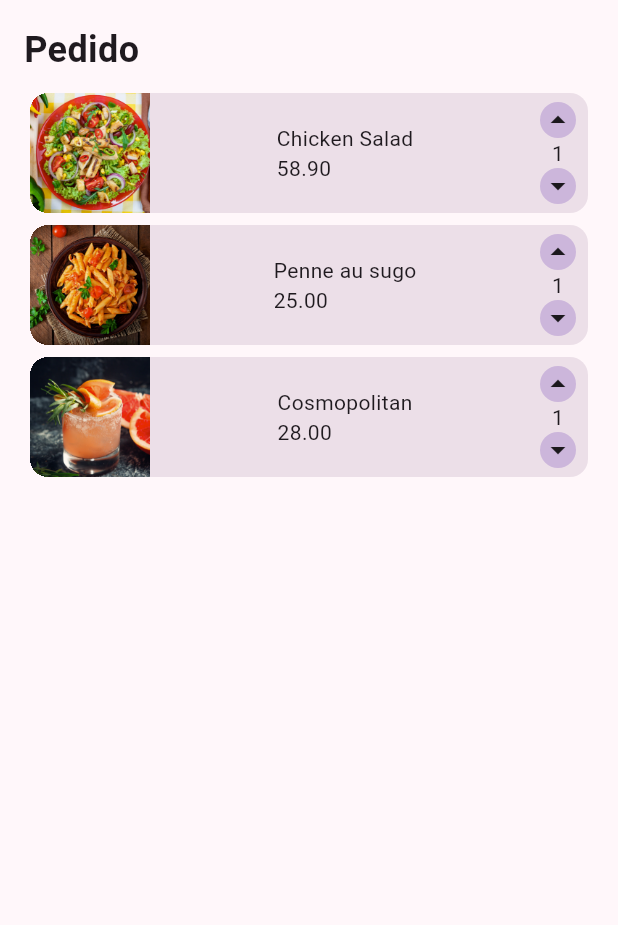
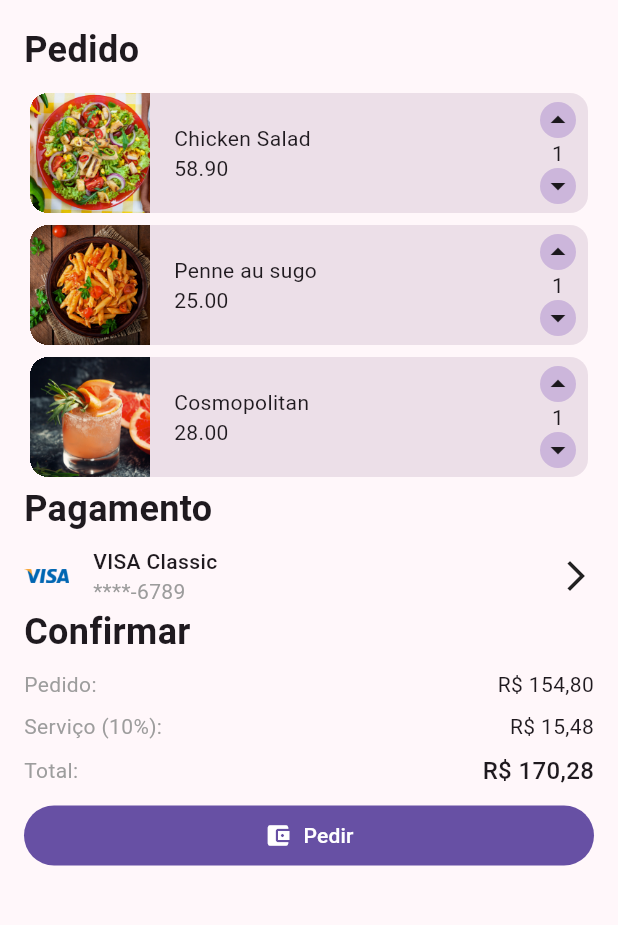
Before and after one commit to GustavoCanuto/Flutter, a Flutter app: the Checkout screen opened directly, on a phone screen of 412 x 824 dp, the part 84-1009 px from its top. Run offline on Flutter 3.47's test engine with Material 3 defaults, Android fonts, the light colour scheme and no system bars; our stand-ins replace google_fonts, sqflite; accounts and stored records are empty.

Commit message:
feat: usando expand e finalizando screem de checkout

```diff
--- a/layouts-responsivos-main/lib/components/order_item.dart
+++ b/layouts-responsivos-main/lib/components/order_item.dart
@@ -32,7 +32,8 @@ class _OrderItemState extends State<OrderItem> {
             image: AssetImage(widget.imageURI),
             fit: BoxFit.cover,
           ),
-          Padding(
+          Expanded(
+            child: Padding(
               padding: const EdgeInsets.symmetric(horizontal: 16.0),
               child: Column(
                 crossAxisAlignment: CrossAxisAlignment.start,
@@ -40,6 +41,7 @@ class _OrderItemState extends State<OrderItem> {
                   Text(widget.itemTitle),
                   Text(widget.itemPrice),
                 ],
+              ),
             ),
           ),
           const Padding(
--- a/layouts-responsivos-main/lib/components/payment_method.dart
+++ b/layouts-responsivos-main/lib/components/payment_method.dart
@@ -11,7 +11,8 @@ const PaymentMethod({ Key? key }) : super(key: key);
           width: 30,
           image: AssetImage("assets/images/visa.png"),
         ),
-        Padding(
+        Expanded(
+          child: Padding(
             padding: const EdgeInsets.symmetric(horizontal: 16.0),
             child: Column(
               crossAxisAlignment: CrossAxisAlignment.start,
@@ -21,6 +22,7 @@ const PaymentMethod({ Key? key }) : super(key: key);
               ],
             ),
           ),
+        ),
         const Icon(Icons.arrow_forward_ios),
     ],);
   }
--- a/layouts-responsivos-main/lib/screens/checkout.dart
+++ b/layouts-responsivos-main/lib/screens/checkout.dart
@@ -2,6 +2,8 @@ import 'package:flutter/material.dart';
 import 'package:panucci_ristorante/cardapio.dart';
 import 'package:panucci_ristorante/components/main_drawer.dart';
 import 'package:panucci_ristorante/components/order_item.dart';
+import 'package:panucci_ristorante/components/payment_method.dart';
+import 'package:panucci_ristorante/components/payment_total.dart';
 
 class Checkout extends StatelessWidget {
   const Checkout({Key? key}) : super(key: key);
@@ -47,7 +49,28 @@ class Checkout extends StatelessWidget {
                        itemPrice: items[index]['price']
                        );
                   }, childCount: items.length
-                  ))
+                  ),
+                ),
+              SliverToBoxAdapter(
+                child: Padding(
+                  padding: const EdgeInsets.only(bottom: 8.0),
+                  child: Text(
+                    "Pagamento",
+                    style: TextStyle(fontSize: 24, fontWeight: FontWeight.w600),
+                  ),
+                ),
+              ),
+              SliverToBoxAdapter(child: PaymentMethod(),),
+              SliverToBoxAdapter(
+                child: Padding(
+                  padding: const EdgeInsets.only(bottom: 8.0),
+                  child: Text(
+                    "Confirmar",
+                    style: TextStyle(fontSize: 24, fontWeight: FontWeight.w600),
+                  ),
+                ),
+              ),
+              SliverToBoxAdapter(child: PaymentTotal(),),
             ],
           )),
     );
```
Lines whose indentation alone changed are shown as unchanged.
